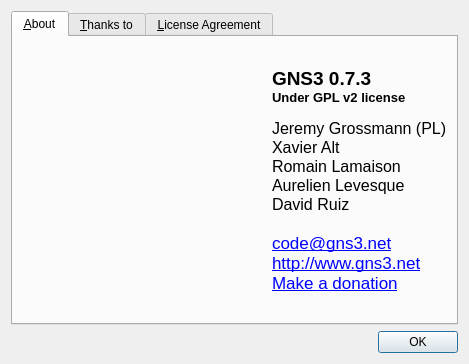
Old version of the form src/GNS3/Ui/Form_About.ui in the repository GNS3/gns3-legacy.
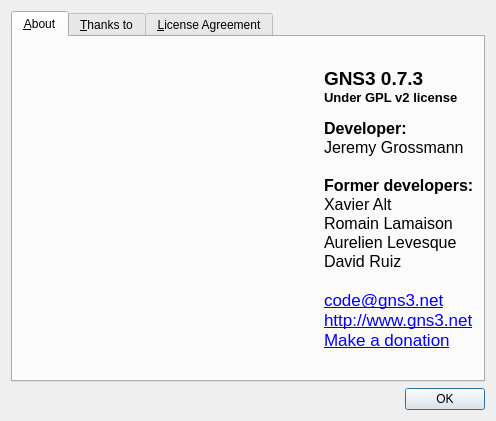
New version of the form. Icons and pictures are not drawn.

Patch:
```diff
--- a/src/GNS3/Ui/Form_About.ui
+++ b/src/GNS3/Ui/Form_About.ui
@@ -6,8 +6,8 @@
    <rect>
     <x>0</x>
     <y>0</y>
-    <width>469</width>
-    <height>360</height>
+    <width>496</width>
+    <height>384</height>
    </rect>
   </property>
   <property name="windowTitle">
@@ -74,7 +74,10 @@
 &lt;p style=&quot; margin-top:0px; margin-bottom:0px; margin-left:0px; margin-right:0px; -qt-block-indent:0; text-indent:0px;&quot;&gt;&lt;span style=&quot; font-family:'Sans Serif'; font-size:14pt; font-weight:600;&quot;&gt;GNS3 0.7.3&lt;/span&gt;&lt;/p&gt;
 &lt;p style=&quot; margin-top:0px; margin-bottom:0px; margin-left:0px; margin-right:0px; -qt-block-indent:0; text-indent:0px;&quot;&gt;&lt;span style=&quot; font-family:'Sans Serif'; font-size:10pt; font-weight:600;&quot;&gt;Under GPL v2 license&lt;/span&gt;&lt;/p&gt;
 &lt;p style=&quot;-qt-paragraph-type:empty; margin-top:0px; margin-bottom:0px; margin-left:0px; margin-right:0px; -qt-block-indent:0; text-indent:0px; font-family:'Sans Serif'; font-size:9pt; font-weight:600;&quot;&gt;&lt;/p&gt;
-&lt;p style=&quot; margin-top:0px; margin-bottom:0px; margin-left:0px; margin-right:0px; -qt-block-indent:0; text-indent:0px;&quot;&gt;&lt;span style=&quot; font-family:'Sans Serif'; font-size:12pt;&quot;&gt;Jeremy Grossmann (PL)&lt;/span&gt;&lt;/p&gt;
+&lt;p style=&quot; margin-top:0px; margin-bottom:0px; margin-left:0px; margin-right:0px; -qt-block-indent:0; text-indent:0px;&quot;&gt;&lt;span style=&quot; font-family:'Sans Serif'; font-size:12pt; font-weight:600;&quot;&gt;Developer:&lt;/span&gt;&lt;/p&gt;
+&lt;p style=&quot; margin-top:0px; margin-bottom:0px; margin-left:0px; margin-right:0px; -qt-block-indent:0; text-indent:0px;&quot;&gt;&lt;span style=&quot; font-family:'Sans Serif'; font-size:12pt;&quot;&gt;Jeremy Grossmann&lt;/span&gt;&lt;/p&gt;
+&lt;p style=&quot;-qt-paragraph-type:empty; margin-top:0px; margin-bottom:0px; margin-left:0px; margin-right:0px; -qt-block-indent:0; text-indent:0px; font-family:'Sans Serif'; font-size:12pt;&quot;&gt;&lt;/p&gt;
+&lt;p style=&quot; margin-top:0px; margin-bottom:0px; margin-left:0px; margin-right:0px; -qt-block-indent:0; text-indent:0px;&quot;&gt;&lt;span style=&quot; font-family:'Sans Serif'; font-size:12pt; font-weight:600;&quot;&gt;Former developers:&lt;/span&gt;&lt;/p&gt;
 &lt;p style=&quot; margin-top:0px; margin-bottom:0px; margin-left:0px; margin-right:0px; -qt-block-indent:0; text-indent:0px;&quot;&gt;&lt;span style=&quot; font-family:'Sans Serif'; font-size:12pt;&quot;&gt;Xavier Alt&lt;/span&gt;&lt;/p&gt;
 &lt;p style=&quot; margin-top:0px; margin-bottom:0px; margin-left:0px; margin-right:0px; -qt-block-indent:0; text-indent:0px;&quot;&gt;&lt;span style=&quot; font-family:'Sans Serif'; font-size:12pt;&quot;&gt;Romain Lamaison&lt;/span&gt;&lt;/p&gt;
 &lt;p style=&quot; margin-top:0px; margin-bottom:0px; margin-left:0px; margin-right:0px; -qt-block-indent:0; text-indent:0px;&quot;&gt;&lt;span style=&quot; font-family:'Sans Serif'; font-size:12pt;&quot;&gt;Aurelien Levesque&lt;/span&gt;&lt;/p&gt;
```
